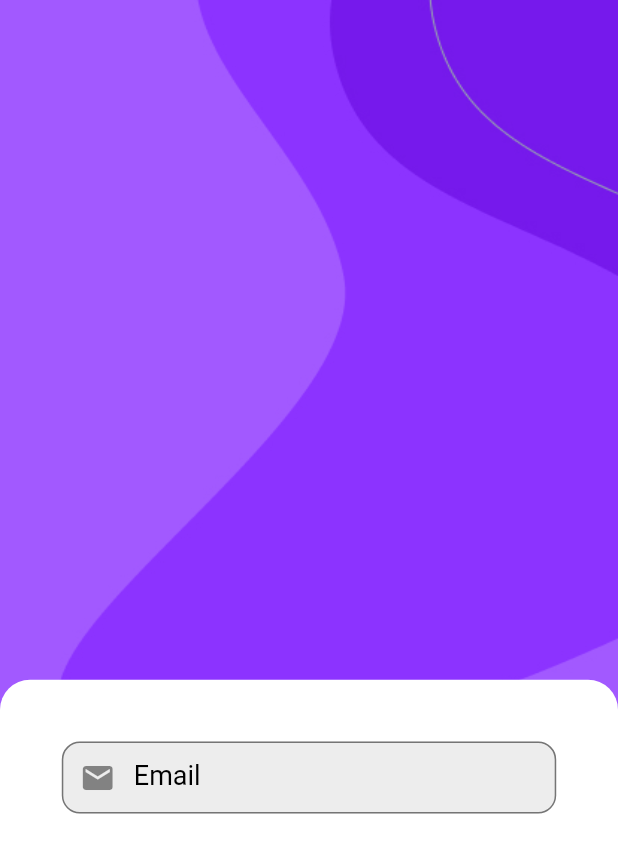
After one commit to mortal-ghost/Event-Manager-App, a Flutter app: the screen it shows after launch, after a tap on "Sign In", on a phone screen of 412 x 824 dp. The commit adds this screen. Shown: the top 853 px of the screen. Run offline on Flutter 3.47's test engine with Material 2 defaults, Android fonts, the phone set to English and light mode, and no system bars.

Commit message:
Added login page

```diff
--- /dev/null
+++ b/lib/globals/decorations.dart
@@ -0,0 +1,23 @@
+import 'package:flutter/material.dart';
+
+const textInputDecoration = InputDecoration(
+  filled: true,
+  fillColor: Color.fromRGBO(117, 117, 117, 0.13),
+  contentPadding:
+  EdgeInsets.fromLTRB(12, 10, 12, 10),
+  enabledBorder: OutlineInputBorder(
+    borderRadius: BorderRadius.all(
+        Radius.circular(12.0)),
+    borderSide: BorderSide(color: Color.fromRGBO(117, 117, 117, 1)),
+  ),
+  focusedBorder: OutlineInputBorder(
+    borderRadius: BorderRadius.all(
+        Radius.circular(12.0)),
+    borderSide:
+    BorderSide(color: Colors.red),
+  ),
+  labelStyle: TextStyle(
+    fontSize: 18.0,
+    color: Colors.black,
+  )
+);
--- a/lib/main.dart
+++ b/lib/main.dart
@@ -1,10 +1,18 @@
+import 'package:event_manager_app/screens/Login.dart';
+import 'package:event_manager_app/screens/login.dart';
 import 'package:flutter/material.dart';
 import 'package:event_manager_app/globals/colours.dart';
 
 void main() {
   runApp(
     MaterialApp(
-      theme: ThemeData.dark(),
+      theme: ThemeData(
+        colorScheme: ColorScheme.fromSwatch(
+          primarySwatch: Colors.cyan,
+        ).copyWith(
+          secondary: Colors.cyanAccent
+        )
+      ),
       home: const MyApp(),
     )
   );
@@ -20,8 +28,39 @@ class _MyAppState extends State<MyApp> {
   @override
   Widget build(BuildContext context) {
     return Scaffold(
+      backgroundColor: Colors.white,
       appBar: AppBar(
-
+        title: const Text('Event Manager'),
+        centerTitle: true,
+      ),
+      body: Center(
+        child: Column(
+          mainAxisAlignment: MainAxisAlignment.center,
+          children: <Widget>[
+            ElevatedButton(
+                onPressed: () {
+                  setState(() {
+                    Navigator.push(
+                        context,
+                        MaterialPageRoute(builder: (context) => const Login()));
+                  });
+                },
+                child: Container(
+                  padding: const EdgeInsets.all(25.0),
+                  decoration: const BoxDecoration(
+                    borderRadius: BorderRadius.all(Radius.circular(50.0))
+                  ),
+                  child: const Text(
+                      'Sign In',
+                      style: TextStyle(
+                        fontWeight: FontWeight.bold,
+                        fontSize: 30.0
+                      ),
+                  ),
+                )
+            )
+          ],
+        ),
       ),
     );
   }
--- /dev/null
+++ b/lib/screens/Login.dart
@@ -0,0 +1,97 @@
+import 'package:event_manager_app/globals/decorations.dart';
+import 'package:flutter/material.dart';
+
+class Login extends StatefulWidget {
+  const Login({Key? key}) : super(key: key);
+
+  @override
+  State<Login> createState() => _LoginState();
+}
+
+class _LoginState extends State<Login> {
+  final GlobalKey<FormState> _formKey = GlobalKey<FormState>();
+  late String _email, _password;
+
+  @override
+  Widget build(BuildContext context) {
+    final Map screenSize = {
+      "width": MediaQuery.of(context).size.width,
+      "height": MediaQuery.of(context).size.height
+    };
+    return Scaffold(
+      body: LayoutBuilder(
+        builder: (context, constraint) {
+          return SingleChildScrollView(
+            child: Stack(
+              children: [
+                Container(
+                  width: screenSize['width'],
+                  height: screenSize['height'],
+                  child: const Image(
+                    image: AssetImage('assets/images/background.jpg'),
+                    fit: BoxFit.fill,
+                  ),
+                ),
+                ConstrainedBox(
+                  constraints: BoxConstraints(
+                    minHeight: constraint.maxHeight
+                  ),
+                  child: IntrinsicHeight(
+                    child: Column(
+                      crossAxisAlignment: CrossAxisAlignment.start,
+                      children: [
+                        const Spacer(),
+                        Container(
+                          padding: EdgeInsets.symmetric(
+                            horizontal: screenSize['width']*0.1
+                          ),
+                          height: screenSize['height']*0.45,
+                          width: double.infinity,
+                          decoration: const BoxDecoration(
+                            borderRadius: BorderRadius.only(
+                              topLeft: Radius.circular(20.0),
+                              topRight: Radius.circular(20.0)
+                            ),
+                            color: Colors.white
+                          ),
+                          child: Form(
+                            key: _formKey,
+                            child: Column(
+                              children: [
+                                SizedBox(
+                                  height: screenSize['height']*0.05,
+                                ),
+                                TextFormField(
+                                  decoration: textInputDecoration.copyWith(
+                                    labelText: "Email",
+                                    prefixIcon: const Icon(Icons.email)
+                                  ),
+                                  keyboardType: TextInputType.emailAddress,
+                                  textInputAction: TextInputAction.next,
+                                  onChanged: (input) {
+                                    _email = input;
+                                  },
+                                  validator: (input) {
+                                    if (input!.isEmpty) {
+                                      return "Please enter your Email";
+                                    } else if (!input.contains("@") || !input.contains(".") ) {
+                                      return "Please enter a valid email address";
+                                    }
+                                  },
+                                )
+                              ],
+                            ),
+                          ),
+                        )
+                      ],
+                    ),
+                  ),
+                )
+              ],
+            ),
+          );
+        },
+      ),
+    );
+  }
+}
--- a/pubspec.yaml
+++ b/pubspec.yaml
@@ -57,6 +57,9 @@ flutter:
   # the material Icons class.
   uses-material-design: true
 
+  assets:
+    - assets/images/background.jpg
+
   # To add assets to your application, add an assets section, like this:
   # assets:
   #   - images/a_dot_burr.jpeg
```
Also changed, not shown: lib/screens/login.dart (added, +78 -0 lines), assets/images/background.jpg (added), pubspec.lock.
